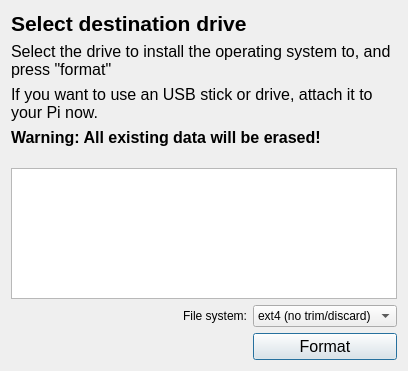
Above: BerrybootGUI2.0/diskdialog.ui from maxnet/berryboot before the change. Below: the same form after it.
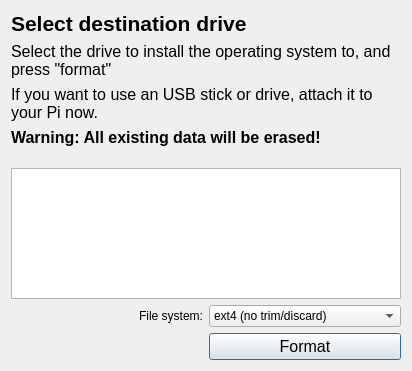
That is the form after the change.

The edit to the form file:
```diff
--- a/BerrybootGUI2.0/diskdialog.ui
+++ b/BerrybootGUI2.0/diskdialog.ui
@@ -6,7 +6,7 @@
    <rect>
     <x>0</x>
     <y>0</y>
-    <width>406</width>
+    <width>412</width>
     <height>371</height>
    </rect>
   </property>
@@ -50,21 +50,6 @@
      </property>
     </widget>
    </item>
-   <item row="0" column="0">
-    <widget class="QLabel" name="label">
-     <property name="font">
-      <font>
-       <pointsize>16</pointsize>
-       <weight>75</weight>
-       <italic>false</italic>
-       <bold>true</bold>
-      </font>
-     </property>
-     <property name="text">
-      <string>Select destination drive</string>
-     </property>
-    </widget>
-   </item>
    <item row="9" column="1">
     <widget class="QPushButton" name="formatButton">
      <property name="font">
@@ -149,6 +134,27 @@
      </property>
     </widget>
    </item>
+   <item row="0" column="0" colspan="2">
+    <widget class="QLabel" name="label">
+     <property name="sizePolicy">
+      <sizepolicy hsizetype="Expanding" vsizetype="Preferred">
+       <horstretch>0</horstretch>
+       <verstretch>0</verstretch>
+      </sizepolicy>
+     </property>
+     <property name="font">
+      <font>
+       <pointsize>16</pointsize>
+       <weight>75</weight>
+       <italic>false</italic>
+       <bold>true</bold>
+      </font>
+     </property>
+     <property name="text">
+      <string>Select destination drive</string>
+     </property>
+    </widget>
+   </item>
   </layout>
  </widget>
  <resources/>
```
